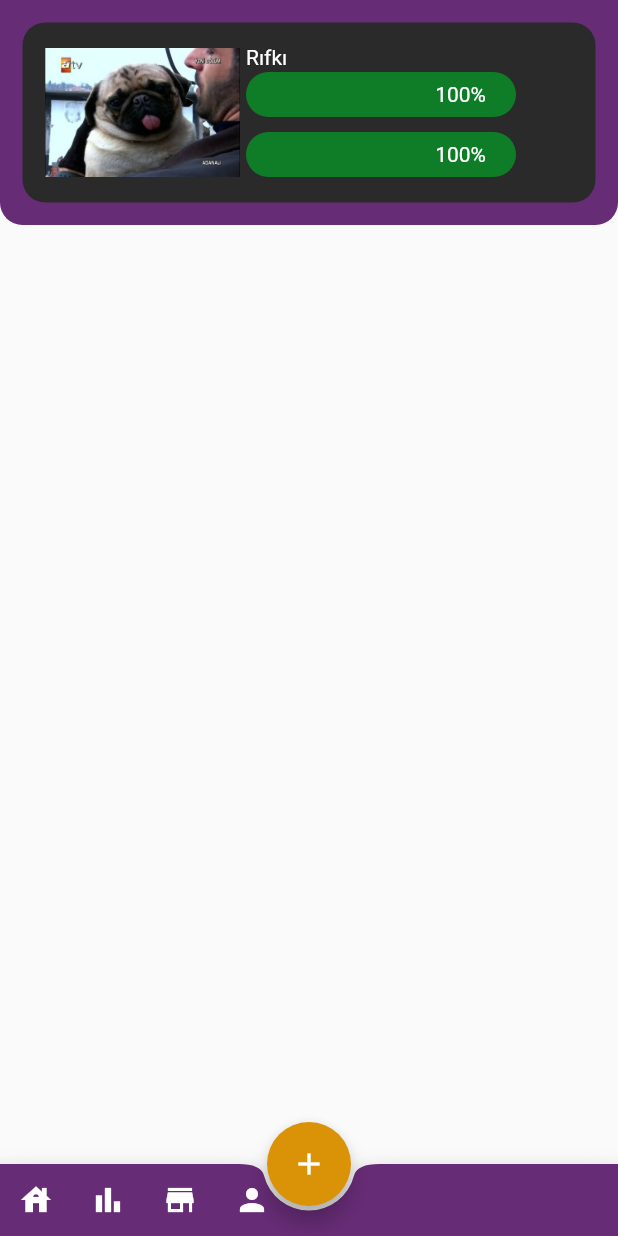
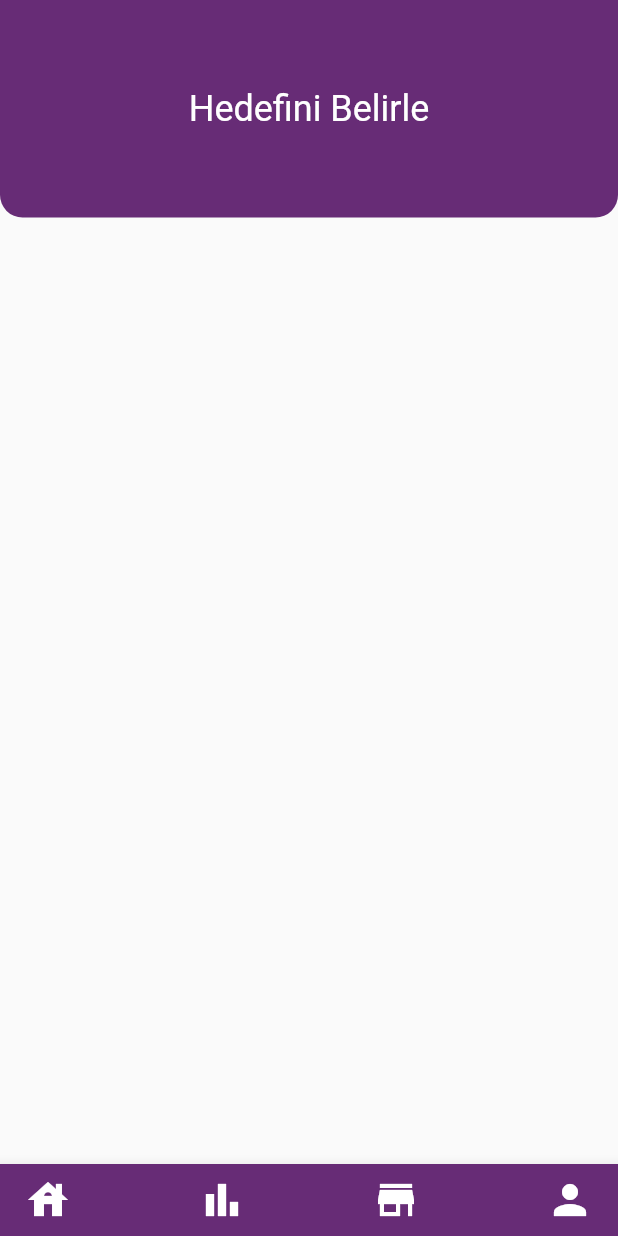
Before and after one commit to cangurdev/PanOut, a Flutter app: the screen it shows after launch, after a tap on the "add" icon, on a phone screen of 412 x 824 dp. Run offline on Flutter 3.47's test engine with Material 2 defaults, Android fonts, the phone set to English and light mode, and no system bars.

Commit message:
edited widgets

```diff
--- a/lib/main.dart
+++ b/lib/main.dart
@@ -1,5 +1,5 @@
 import 'package:flutter/material.dart';
-import 'package:pan_out/views/home_view.dart';
+import 'package:pan_out/routes.dart';
 
 void main() {
   runApp(MyApp());
@@ -24,7 +24,8 @@ class MyApp extends StatelessWidget {
         // is not restarted.
         primarySwatch: Colors.blue,
       ),
-      home: Home(),
+      initialRoute: '/',
+      routes: routes,
     );
   }
 }
--- /dev/null
+++ b/lib/routes.dart
@@ -0,0 +1,8 @@
+import 'package:flutter/material.dart';
+import 'package:pan_out/views/goal_form_view.dart';
+import 'package:pan_out/views/home_view.dart';
+
+final Map<String, WidgetBuilder> routes = {
+        '/': (context) => Home(),
+        '/form': (context) => GoalForm(),
+      };
--- /dev/null
+++ b/lib/views/goal_form_view.dart
@@ -0,0 +1,20 @@
+import 'package:flutter/material.dart';
+import 'package:pan_out/widgets/bottom_navbar.dart';
+import 'package:pan_out/widgets/form_navbar.dart';
+
+class GoalForm extends StatelessWidget {
+  @override
+  Widget build(BuildContext context) {
+    return Scaffold(
+      bottomNavigationBar: BottomNavbar(),
+      body: SafeArea(
+          child: Column(
+        children: [
+          FormNavbar(
+            title: "Hedefini Belirle",
+          ),
+        ],
+      )),
+    );
+  }
+}
--- a/lib/views/home_view.dart
+++ b/lib/views/home_view.dart
@@ -1,50 +1,17 @@
-import 'dart:ffi';
+import 'package:flutter/material.dart';
 
-import 'package:flutter/material.dart';
-import 'package:pan_out/core/contants/constants.dart';
+//import widgets
+import 'package:pan_out/widgets/Fab.dart';
+import 'package:pan_out/widgets/bottom_navbar.dart';
+import 'package:pan_out/widgets/home_navbar.dart';
 
 class Home extends StatelessWidget {
   @override
   Widget build(BuildContext context) {
     return Scaffold(
       floatingActionButtonLocation: FloatingActionButtonLocation.centerDocked,
-      floatingActionButton: FloatingActionButton(
-        child: const Icon(Icons.add),
-        backgroundColor: kIconColor,
-        onPressed: () {
-          // Overlay.of(context).insert(entry);
-        },
-      ),
-      bottomNavigationBar: BottomAppBar(
-        color: kPrimaryColor,
-        shape: CircularNotchedRectangle(),
-        notchMargin: 3.0,
-        child: Row(
-          mainAxisSize: MainAxisSize.min,
-          children: <Widget>[
-            IconButton(
-              icon: Icon(Icons.house),
-              color: Colors.white,
-              onPressed: () {},
-            ),
-            IconButton(
-              icon: Icon(Icons.bar_chart),
-              color: Colors.white,
-              onPressed: () {},
-            ),
-            IconButton(
-              icon: Icon(Icons.store),
-              color: Colors.white,
-              onPressed: () {},
-            ),
-            IconButton(
-              icon: Icon(Icons.person),
-              color: Colors.white,
-              onPressed: () {},
-            )
-          ],
-        ),
-      ),
+      floatingActionButton: Fab(),
+      bottomNavigationBar: BottomNavbar(),
       body: SafeArea(
         child: Column(
           children: [
@@ -55,74 +22,3 @@ class Home extends StatelessWidget {
     );
   }
 }
-
-class HomeNavbar extends StatelessWidget {
-  const HomeNavbar({
-    Key key,
-  }) : super(key: key);
-
-  @override
-  Widget build(BuildContext context) {
-    return Container(
-      height: 150,
-      padding: EdgeInsets.all(15),
-      decoration: BoxDecoration(
-        borderRadius: BorderRadius.only(
-            bottomLeft: Radius.circular(15), bottomRight: Radius.circular(15)),
-        color: kPrimaryColor,
-      ),
-      child: Container(
-        padding: EdgeInsets.all(15),
-        decoration: BoxDecoration(
-          borderRadius: BorderRadius.circular(15),
-          color: kBgColor,
-        ),
-        child: Row(
-          children: [
-            Image.asset(
-              "assets/images/avatar.jpg",
-              width: 130,
-            ),
-            Padding(
-              padding: const EdgeInsets.only(left: 4),
-              child: Column(
-                crossAxisAlignment: CrossAxisAlignment.start,
-                children: [
-                  Text("Rıfkı", style: TextStyle(color: Colors.white)),
-                  SizedBox(
-                    height: 2,
-                  ),
-                  Container(
-                    alignment: Alignment.centerRight,
-                    padding: EdgeInsets.only(right: 20),
-                    height: 30,
-                    width: 180,
-                    decoration: BoxDecoration(
-                      borderRadius: BorderRadius.circular(30),
-                      color: kGreenColor,
-                    ),
-                    child: Text("100%", style: TextStyle(color: Colors.white)),
-                  ),
-                  SizedBox(
-                    height: 10,
-                  ),
-                  Container(
-                    alignment: Alignment.centerRight,
-                    padding: EdgeInsets.only(right: 20),
-                    height: 30,
-                    width: 180,
-                    decoration: BoxDecoration(
-                      borderRadius: BorderRadius.circular(30),
-                      color: kGreenColor,
-                    ),
-                    child: Text("100%", style: TextStyle(color: Colors.white)),
-                  ),
-                ],
-              ),
-            ),
-          ],
-        ),
-      ),
-    );
-  }
-}
--- /dev/null
+++ b/lib/widgets/Fab.dart
@@ -0,0 +1,19 @@
+import 'package:flutter/material.dart';
+import 'package:pan_out/core/contants/constants.dart';
+
+class Fab extends StatelessWidget {
+  const Fab({
+    Key key,
+  }) : super(key: key);
+
+  @override
+  Widget build(BuildContext context) {
+    return FloatingActionButton(
+      child: const Icon(Icons.add),
+      backgroundColor: kIconColor,
+      onPressed: () {
+        Navigator.pushNamed(context, '/form');
+      },
+    );
+  }
+}
--- /dev/null
+++ b/lib/widgets/bottom_navbar.dart
@@ -0,0 +1,32 @@
+import 'package:flutter/material.dart';
+import 'package:pan_out/core/contants/constants.dart';
+
+import 'custom_icon_button.dart';
+
+class BottomNavbar extends StatelessWidget {
+  const BottomNavbar({
+    Key key,
+  }) : super(key: key);
+
+  @override
+  Widget build(BuildContext context) {
+    return BottomAppBar(
+      color: kPrimaryColor,
+      shape: CircularNotchedRectangle(),
+      notchMargin: 3.0,
+      child: Row(
+        mainAxisSize: MainAxisSize.max,
+        mainAxisAlignment: MainAxisAlignment.spaceBetween,
+        children: <Widget>[
+          CustomIconButton(
+            icon: Icons.house,
+            route: '/',
+          ),
+          CustomIconButton(icon: Icons.bar_chart),
+          CustomIconButton(icon: Icons.store),
+          CustomIconButton(icon: Icons.person),
+        ],
+      ),
+    );
+  }
+}
--- /dev/null
+++ b/lib/widgets/custom_icon_button.dart
@@ -0,0 +1,20 @@
+import 'package:flutter/material.dart';
+
+class CustomIconButton extends StatelessWidget {
+  final IconData icon;
+  final String route;
+  const CustomIconButton({Key key, this.icon, this.route}) : super(key: key);
+
+  @override
+  Widget build(BuildContext context) {
+    return IconButton(
+      icon: Icon(icon),
+      color: Colors.white,
+      iconSize: 32,
+      padding: EdgeInsets.symmetric(horizontal: 16),
+      onPressed: () {
+        Navigator.pushNamed(context, route);
+      },
+    );
+  }
+}
--- /dev/null
+++ b/lib/widgets/form_navbar.dart
@@ -0,0 +1,28 @@
+import 'package:flutter/material.dart';
+import 'package:pan_out/core/contants/constants.dart';
+
+class FormNavbar extends StatelessWidget {
+  final String title;
+
+  const FormNavbar({Key key, this.title}) : super(key: key);
+  @override
+  Widget build(BuildContext context) {
+    return Container(
+        height: 145,
+        width: double.infinity,
+        padding: EdgeInsets.all(15),
+        decoration: BoxDecoration(
+          borderRadius: BorderRadius.only(
+              bottomLeft: Radius.circular(15),
+              bottomRight: Radius.circular(15)),
+          color: kPrimaryColor,
+        ),
+        child: Column(
+          mainAxisAlignment: MainAxisAlignment.center,
+          children: [
+            Text(title,
+                style: TextStyle(color: Colors.white, fontSize: 24)),
+          ],
+        ));
+  }
+}
--- /dev/null
+++ b/lib/widgets/home_navbar.dart
@@ -0,0 +1,73 @@
+import 'package:flutter/material.dart';
+import 'package:pan_out/core/contants/constants.dart';
+
+class HomeNavbar extends StatelessWidget {
+  const HomeNavbar({
+    Key key,
+  }) : super(key: key);
+
+  @override
+  Widget build(BuildContext context) {
+    return Container(
+      height: 145,
+      padding: EdgeInsets.all(15),
+      decoration: BoxDecoration(
+        borderRadius: BorderRadius.only(
+            bottomLeft: Radius.circular(15), bottomRight: Radius.circular(15)),
+        color: kPrimaryColor,
+      ),
+      child: Container(
+        padding: EdgeInsets.all(15),
+        decoration: BoxDecoration(
+          borderRadius: BorderRadius.circular(15),
+          color: kBgColor,
+        ),
+        child: Row(
+          children: [
+            Image.asset(
+              "assets/images/avatar.jpg",
+              width: 130,
+            ),
+            Padding(
+              padding: const EdgeInsets.only(left: 4),
+              child: Column(
+                crossAxisAlignment: CrossAxisAlignment.start,
+                children: [
+                  Text("Rıfkı", style: TextStyle(color: Colors.white)),
+                  SizedBox(
+                    height: 2,
+                  ),
+                  Container(
+                    alignment: Alignment.centerRight,
+                    padding: EdgeInsets.only(right: 20),
+                    height: 20,
+                    width: 180,
+                    decoration: BoxDecoration(
+                      borderRadius: BorderRadius.circular(30),
+                      color: kGreenColor,
+                    ),
+                    child: Text("100%", style: TextStyle(color: Colors.white)),
+                  ),
+                  SizedBox(
+                    height: 10,
+                  ),
+                  Container(
+                    alignment: Alignment.centerRight,
+                    padding: EdgeInsets.only(right: 20),
+                    height: 20,
+                    width: 180,
+                    decoration: BoxDecoration(
+                      borderRadius: BorderRadius.circular(30),
+                      color: kGreenColor,
+                    ),
+                    child: Text("100%", style: TextStyle(color: Colors.white)),
+                  ),
+                ],
+              ),
+            ),
+          ],
+        ),
+      ),
+    );
+  }
+}
--- a/pubspec.yaml
+++ b/pubspec.yaml
@@ -23,6 +23,7 @@ environment:
 dependencies:
   flutter:
     sdk: flutter
+  sqflite: ^1.3.0
 
 
   # The following adds the Cupertino Icons font to your application.
```
Also changed, not shown: pubspec.lock.
